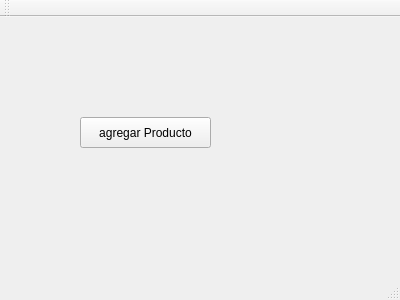
Qt form mainwindow.ui (dariovillalta/ExamenLabo) before a commit.
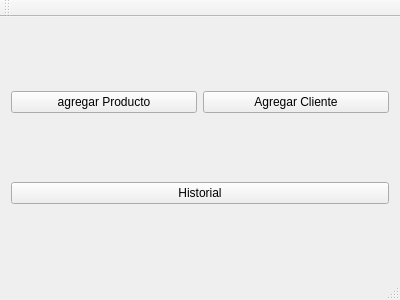
The same form after that commit.

Patch:
```diff
--- a/mainwindow.ui
+++ b/mainwindow.ui
@@ -14,19 +14,29 @@
    <string>MainWindow</string>
   </property>
   <widget class="QWidget" name="centralWidget">
+   <layout class="QGridLayout" name="gridLayout">
+    <item row="0" column="0">
    <widget class="QPushButton" name="pushButton">
-    <property name="geometry">
-     <rect>
-      <x>80</x>
-      <y>100</y>
-      <width>131</width>
-      <height>31</height>
-     </rect>
-    </property>
     <property name="text">
      <string>agregar Producto</string>
     </property>
    </widget>
+    </item>
+    <item row="0" column="1">
+     <widget class="QPushButton" name="pushButton_2">
+      <property name="text">
+       <string>Agregar Cliente</string>
+      </property>
+     </widget>
+    </item>
+    <item row="1" column="0" colspan="2">
+     <widget class="QPushButton" name="pushButton_3">
+      <property name="text">
+       <string>Historial</string>
+      </property>
+     </widget>
+    </item>
+   </layout>
   </widget>
   <widget class="QMenuBar" name="menuBar">
    <property name="geometry">
```
Left out of the diff: 2 changed lines with no effect on the pictures. Lines whose indentation alone changed are shown as unchanged.
